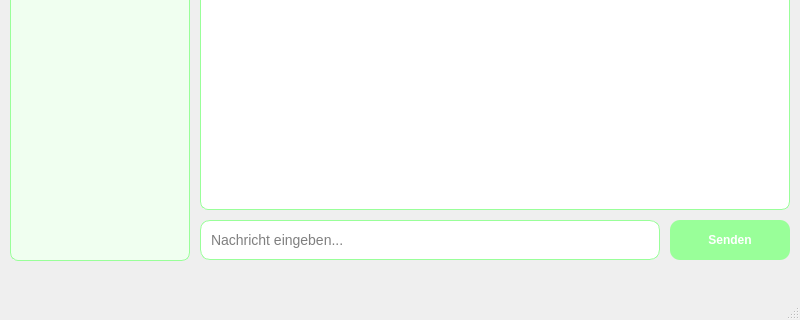
First picture: the form in gui/guidesign_bsrn.ui, repository lucaatm/bsrnproject, before the edit; both pictures show x 0 to 800 and y 310 to 630 of the 800 by 630 pixel window.
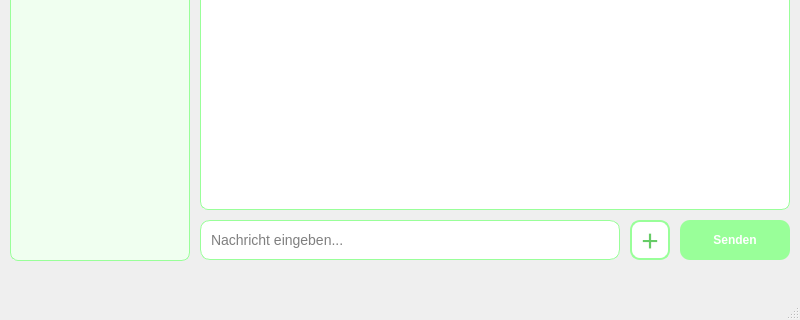
Second picture: the form after the edit. Icons and pictures are not drawn.

Patch:
```diff
--- a/gui/guidesign_bsrn.ui
+++ b/gui/guidesign_bsrn.ui
@@ -115,7 +115,7 @@
      <rect>
       <x>200</x>
       <y>530</y>
-      <width>460</width>
+      <width>420</width>
       <height>40</height>
      </rect>
     </property>
@@ -131,12 +131,41 @@
      <string>Nachricht eingeben...</string>
     </property>
    </widget>
+   <widget class="QPushButton" name="buttonAddImage">
+    <property name="geometry">
+     <rect>
+      <x>630</x>
+      <y>530</y>
+      <width>40</width>
+      <height>40</height>
+     </rect>
+    </property>
+    <property name="styleSheet">
+     <string notr="true">QPushButton {
+background-color: #ffffff;
+color: #66cc66;
+font-size: 20px;
+font-weight: bold;
+border: 2px solid #99ff99;
+border-radius: 10px;
+}
+QPushButton:hover {
+background-color: #ccffcc;
+}</string>
+    </property>
+    <property name="text">
+     <string>＋</string>
+    </property>
+    <property name="toolTip">
+     <string>Bild auswählen und senden</string>
+    </property>
+   </widget>
    <widget class="QPushButton" name="pushButton">
     <property name="geometry">
      <rect>
-      <x>670</x>
+      <x>680</x>
       <y>530</y>
-      <width>120</width>
+      <width>110</width>
       <height>40</height>
      </rect>
     </property>
```
